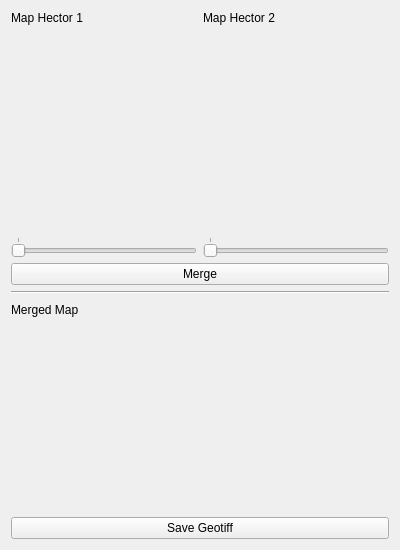
The window that hector_rqt_plugins/src/rqt_map_merger/map_merger.ui (tu-darmstadt-ros-pkg/hector_visualization) describes before a commit, drawn with Qt 5.
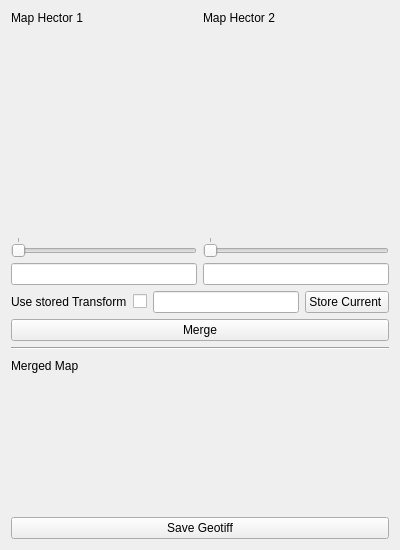
The same window after the commit.

Commit message: added store transform possibility

Patch:
```diff
--- a/hector_rqt_plugins/src/rqt_map_merger/map_merger.ui
+++ b/hector_rqt_plugins/src/rqt_map_merger/map_merger.ui
@@ -74,6 +74,9 @@
            </property>
           </widget>
          </item>
+         <item>
+          <widget class="QLineEdit" name="map_1_text"/>
+         </item>
         </layout>
        </item>
        <item>
@@ -123,10 +126,41 @@
            </property>
           </widget>
          </item>
+         <item>
+          <widget class="QLineEdit" name="map_2_text"/>
+         </item>
         </layout>
        </item>
       </layout>
      </item>
+     <item>
+      <layout class="QHBoxLayout" name="horizontalLayout_4">
+       <item>
+        <widget class="QLabel" name="label">
+         <property name="text">
+          <string>Use stored Transform</string>
+         </property>
+        </widget>
+       </item>
+       <item>
+        <widget class="QCheckBox" name="use_stored_transform_checkBox">
+         <property name="text">
+          <string/>
+         </property>
+        </widget>
+       </item>
+       <item>
+        <widget class="QLineEdit" name="stored_transform_text"/>
+       </item>
+       <item>
+        <widget class="QPushButton" name="store_current_transform_button">
+         <property name="text">
+          <string>Store Current </string>
+         </property>
+        </widget>
+       </item>
+      </layout>
+     </item>
      <item>
       <widget class="QPushButton" name="merge_button">
        <property name="text">
```
The commit also changes 2 other files.
